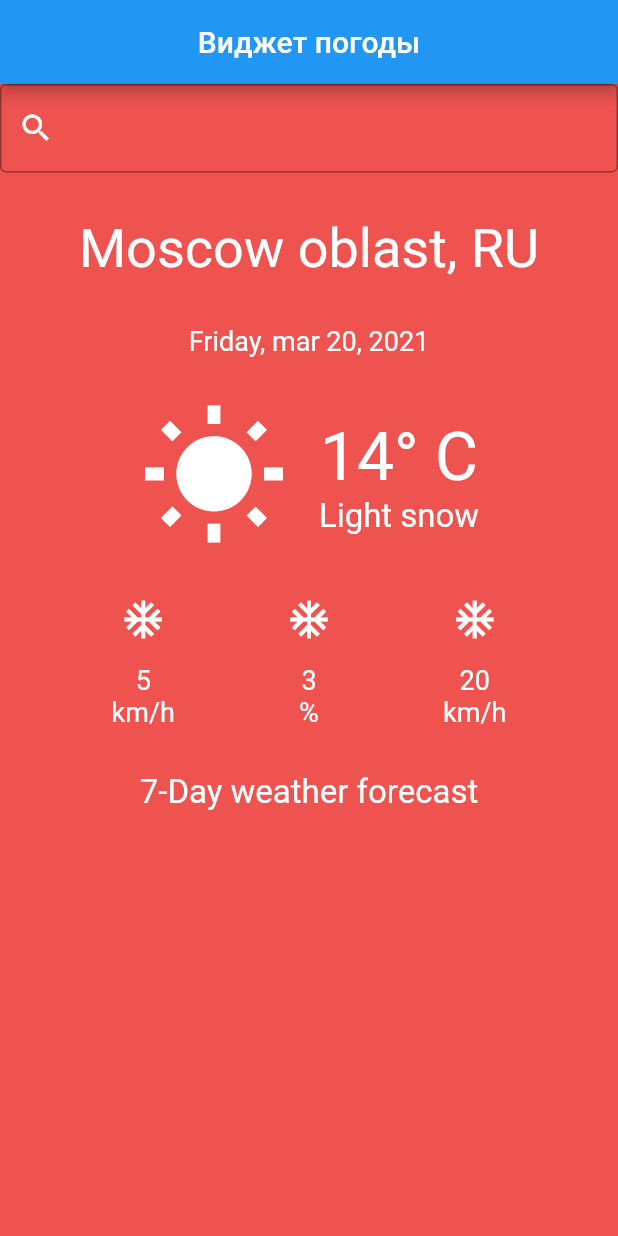
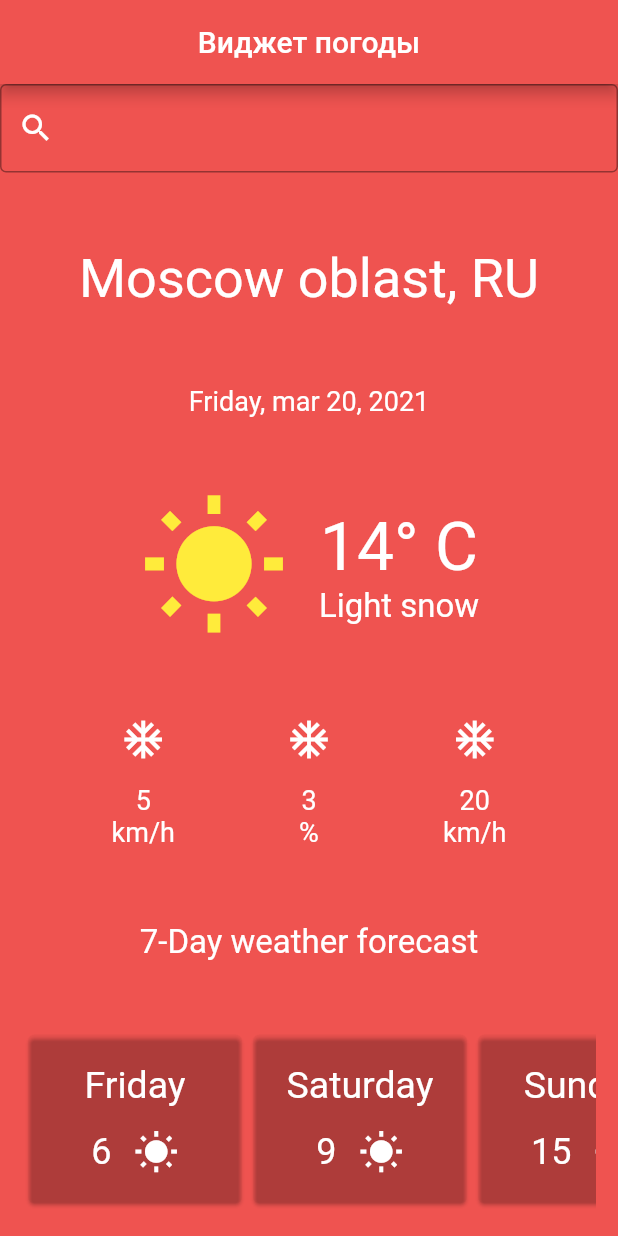
Before and after one commit to dimitriylavr/FlutterStorage, a Flutter app: the screen it shows after launch, on a phone screen of 412 x 824 dp. Run offline on Flutter 3.47's test engine with Material 2 defaults, Android fonts, the phone set to English and light mode, and no system bars.

Commit message:
Update main.dart

```diff
--- a/udemy3/home_3/lib/main.dart
+++ b/udemy3/home_3/lib/main.dart
@@ -9,8 +9,9 @@ class MyApp extends StatelessWidget {
       home: Scaffold(
         backgroundColor: Colors.red[400],
         appBar: AppBar(
-          title: Text("Виджет погоды"),
+          title: const Text("Виджет погоды"),
           centerTitle: true,
+          backgroundColor: Colors.red[400],
         ),
         body: SingleChildScrollView(
           child: Column(
@@ -25,34 +26,41 @@ class MyApp extends StatelessWidget {
                       color: Colors.white,
                     )),
               ),
-              SizedBox(
-                height: 30,
+              const SizedBox(
+                height: 50,
               ),
               const Text(
                 "Moscow oblast, RU",
                 style: TextStyle(color: Colors.white, fontSize: 36),
               ),
-              SizedBox(
-                height: 30,
+              const SizedBox(
+                height: 50,
               ),
               const Text(
                 "Friday, mar 20, 2021",
                 style: TextStyle(color: Colors.white, fontSize: 18),
               ),
-              SizedBox(
+              const SizedBox(
+                height: 50,
+              ),
+              _temperatureDetails(),
+              const SizedBox(
+                height: 50,
+              ),
+              _extraWeatherDetails(),
+              const SizedBox(
+                height: 50,
+              ),
+              const Text(
+                "7-Day weather forecast",
+                style: TextStyle(fontSize: 22, color: Colors.white),
+              ),
+              const SizedBox(
                 height: 30,
               ),
-              _temperatureDetails(),
-              SizedBox(
-                height: 30,
-              ),
-              _extraWeatherDetails(),
-              SizedBox(
-                height: 30,
-              ),
-              Text(
-                "7-Day weather forecast",
-                style: TextStyle(fontSize: 22, color: Colors.white),
+              _bottomDetails(),
+              const SizedBox(
+                height: 50,
               ),
             ],
           ),
@@ -65,16 +73,16 @@ class MyApp extends StatelessWidget {
     return Row(
       mainAxisAlignment: MainAxisAlignment.center,
       children: [
-        Icon(
+        const Icon(
           Icons.wb_sunny,
-          color: Colors.white,
+          color: Colors.yellow,
           size: 100,
         ),
-        SizedBox(
+        const SizedBox(
           width: 20,
         ),
         Column(
-          children: [
+          children: const [
             Text(
               "14° C",
               style: TextStyle(color: Colors.white, fontSize: 44),
@@ -95,7 +103,7 @@ Row _extraWeatherDetails() {
     mainAxisAlignment: MainAxisAlignment.spaceEvenly,
     children: [
       Column(
-        children: [
+        children: const [
           Icon(
             Icons.ac_unit,
             color: Colors.white,
@@ -115,7 +123,7 @@ Row _extraWeatherDetails() {
         ],
       ),
       Column(
-        children: [
+        children: const [
           Icon(
             Icons.ac_unit,
             color: Colors.white,
@@ -135,7 +143,7 @@ Row _extraWeatherDetails() {
         ],
       ),
       Column(
-        children: [
+        children: const [
           Icon(
             Icons.ac_unit,
             color: Colors.white,
@@ -157,3 +165,58 @@ Row _extraWeatherDetails() {
     ],
   );
 }
+
+Container _bottomDetails() {
+  return Container(
+    height: 150,
+    padding: EdgeInsets.symmetric(vertical: 15, horizontal: 15),
+    child: ListView(
+      scrollDirection: Axis.horizontal,
+      itemExtent: 150,
+      children: [
+        _cardWidget("Friday", 6),
+        _cardWidget("Saturday", 9),
+        _cardWidget("Sunday", 15),
+        _cardWidget("Monday", 7),
+        _cardWidget("Tuesday", 10),
+        _cardWidget("Wednesday", 13),
+        _cardWidget("Thursday", 4),
+      ],
+    ),
+  );
+}
+
+Card _cardWidget(String _names, int _fore) {
+  return Card(
+    color: Colors.transparent,
+    child: Column(
+      mainAxisAlignment: MainAxisAlignment.center,
+      children: [
+        Text(
+          _names,
+          style: TextStyle(fontSize: 25, color: Colors.white),
+        ),
+        SizedBox(
+          height: 15,
+        ),
+        Row(
+          mainAxisAlignment: MainAxisAlignment.center,
+          children: [
+            Text(
+              _fore.toString(),
+              style: TextStyle(color: Colors.white, fontSize: 24),
+            ),
+            const SizedBox(
+              width: 15,
+            ),
+            Icon(
+              Icons.wb_sunny,
+              color: Colors.white,
+              size: 30,
+            ),
+          ],
+        )
+      ],
+    ),
+  );
+}
```
